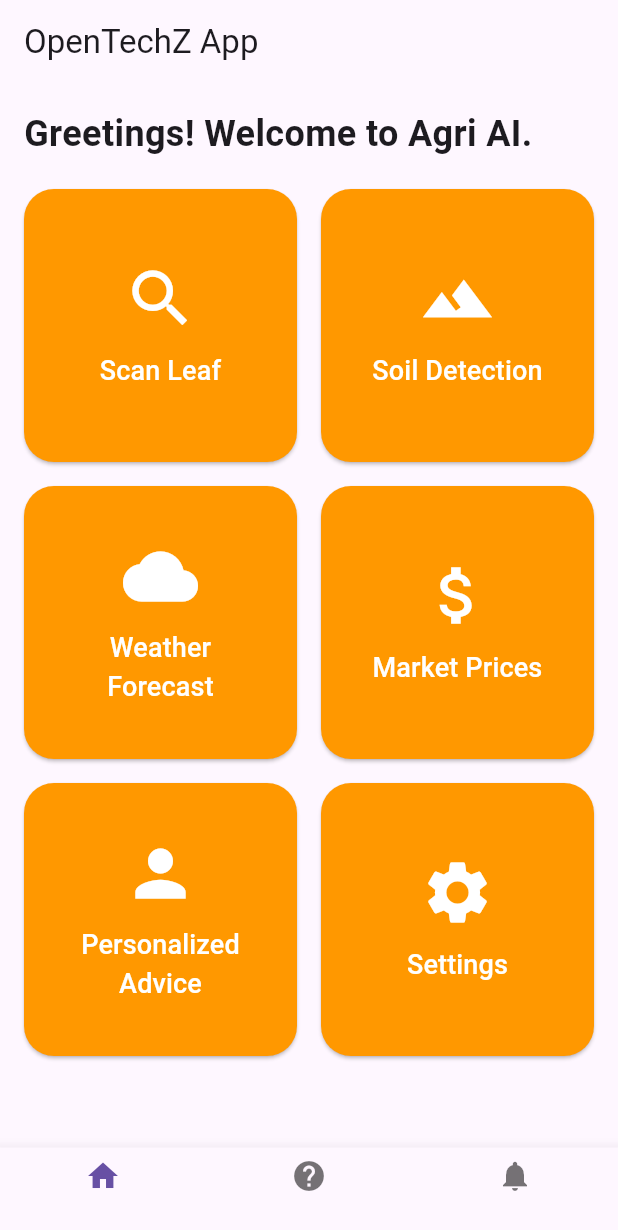
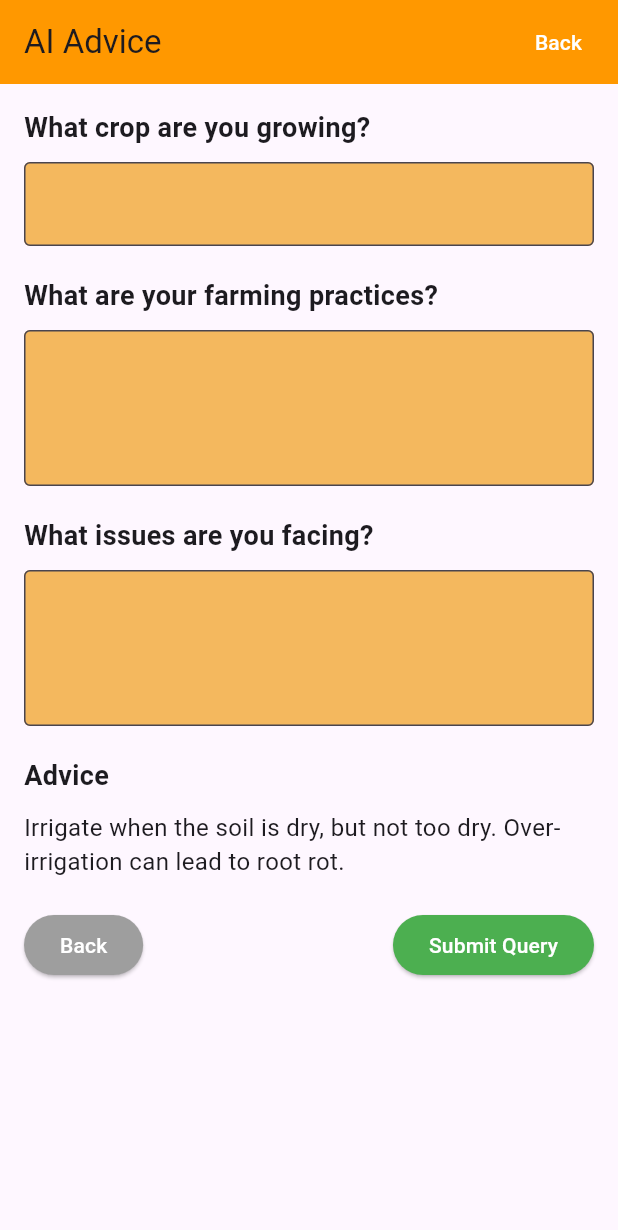
Before and after one commit to prow57/agri-assist-ai, a Flutter app: the screen it shows after launch, after a tap on "Personalized Advice", on a phone screen of 412 x 824 dp. Shown: the top 1230 px of the screen. Run offline on Flutter 3.47's test engine with Material 3 defaults, Android fonts, the phone set to English and light mode, and no system bars.

Commit message:
personalized advice page

```diff
--- /dev/null
+++ b/agrifrontend/lib/AI pages/pesrnalized_advice_page.dart
@@ -0,0 +1,134 @@
+// lib/personalized_advice_page.dart
+import 'package:flutter/material.dart';
+
+class PersonalizedAdvicePage extends StatelessWidget {
+  const PersonalizedAdvicePage({super.key});
+
+  @override
+  Widget build(BuildContext context) {
+    return Scaffold(
+      appBar: AppBar(
+        title: const Text('AI Advice'),
+        automaticallyImplyLeading: false,
+        backgroundColor: Colors.orange,
+        actions: [
+          ElevatedButton(
+            onPressed: () {
+              Navigator.pop(context);
+            },
+            style: ElevatedButton.styleFrom(
+              backgroundColor: Colors.orange,
+              elevation: 0,
+            ),
+            child: const Text(
+              'Back',
+              style: TextStyle(color: Colors.white),
+            ),
+          ),
+        ],
+      ),
+      body: SingleChildScrollView(
+        child: Padding(
+          padding: const EdgeInsets.all(16.0),
+          child: Column(
+            crossAxisAlignment: CrossAxisAlignment.start,
+            children: [
+              const Text(
+                'What crop are you growing?',
+                style: TextStyle(fontSize: 18.0, fontWeight: FontWeight.bold),
+              ),
+              const SizedBox(height: 10.0),
+              const TextField(
+                style:
+                    TextStyle(color: Colors.white), // Set text color to white
+                decoration: InputDecoration(
+                  filled: true,
+                  fillColor: Color.fromARGB(255, 244, 184, 94),
+                  border: OutlineInputBorder(),
+                ),
+              ),
+              const SizedBox(height: 20.0),
+              const Text(
+                'What are your farming practices?',
+                style: TextStyle(fontSize: 18.0, fontWeight: FontWeight.bold),
+              ),
+              const SizedBox(height: 10.0),
+              const TextField(
+                style:
+                    TextStyle(color: Colors.white), // Set text color to white
+                maxLines: 3,
+                decoration: InputDecoration(
+                  filled: true,
+                  fillColor: Color.fromARGB(255, 244, 184, 94),
+                  border: OutlineInputBorder(),
+                ),
+              ),
+              const SizedBox(height: 20.0),
+              const Text(
+                'What issues are you facing?',
+                style: TextStyle(fontSize: 18.0, fontWeight: FontWeight.bold),
+              ),
+              const SizedBox(height: 10.0),
+              const TextField(
+                style:
+                    TextStyle(color: Colors.white), // Set text color to white
+                maxLines: 3,
+                decoration: InputDecoration(
+                  filled: true,
+                  fillColor: Color.fromARGB(255, 244, 184, 94),
+                  border: OutlineInputBorder(),
+                ),
+              ),
+              const SizedBox(height: 20.0),
+              const Text(
+                'Advice',
+                style: TextStyle(fontSize: 18.0, fontWeight: FontWeight.bold),
+              ),
+              const SizedBox(height: 10.0),
+              const Text(
+                'Irrigate when the soil is dry, but not too dry. Over-irrigation can lead to root rot.',
+                style: TextStyle(fontSize: 16.0),
+              ),
+              const SizedBox(height: 20.0), // Added space for the buttons
+              Row(
+                mainAxisAlignment: MainAxisAlignment.spaceBetween,
+                children: [
+                  ElevatedButton(
+                    onPressed: () {
+                      Navigator.pop(context);
+                    },
+                    style: ElevatedButton.styleFrom(
+                      backgroundColor: Colors.grey,
+                      shape: RoundedRectangleBorder(
+                        borderRadius: BorderRadius.circular(20.0),
+                      ),
+                    ),
+                    child: const Text(
+                      'Back',
+                      style: TextStyle(
+                          color: Colors.white), // Set text color to white
+                    ),
+                  ),
+                  ElevatedButton(
+                    onPressed: () {},
+                    style: ElevatedButton.styleFrom(
+                      backgroundColor: Colors.green,
+                      shape: RoundedRectangleBorder(
+                        borderRadius: BorderRadius.circular(20.0),
+                      ),
+                    ),
+                    child: const Text(
+                      'Submit Query',
+                      style: TextStyle(
+                          color: Colors.white), // Set text color to white
+                    ),
+                  ),
+                ],
+              ),
+            ],
+          ),
+        ),
+      ),
+    );
+  }
+}
--- a/agrifrontend/lib/home/home_page.dart
+++ b/agrifrontend/lib/home/home_page.dart
@@ -1,4 +1,5 @@
 // lib/home_page.dart
+import 'package:agrifrontend/AI%20pages/pesrnalized_advice_page.dart';
 import 'package:flutter/material.dart';
 
 class HomePage extends StatefulWidget {
@@ -30,13 +31,36 @@ class _HomePageState extends State<HomePage> {
                 crossAxisCount: 2,
                 crossAxisSpacing: 16.0,
                 mainAxisSpacing: 16.0,
-                children: const [
-                  CustomButton(icon: Icons.search, label: 'Scan Leaf'),
-                  CustomButton(icon: Icons.landscape, label: 'Soil Detection'),
-                  CustomButton(icon: Icons.cloud, label: 'Weather Forecast'),
-                  CustomButton(icon: Icons.attach_money, label: 'Market Prices'),
-                  CustomButton(icon: Icons.person, label: 'Personalized Advice'),
-                  CustomButton(icon: Icons.settings, label: 'Settings'),
+                children: [
+                  CustomButton(
+                      icon: Icons.search, label: 'Scan Leaf', onPressed: () {}),
+                  CustomButton(
+                      icon: Icons.landscape,
+                      label: 'Soil Detection',
+                      onPressed: () {}),
+                  CustomButton(
+                      icon: Icons.cloud,
+                      label: 'Weather Forecast',
+                      onPressed: () {}),
+                  CustomButton(
+                      icon: Icons.attach_money,
+                      label: 'Market Prices',
+                      onPressed: () {}),
+                  CustomButton(
+                      icon: Icons.person,
+                      label: 'Personalized Advice',
+                      onPressed: () {
+                        Navigator.push(
+                          context,
+                          MaterialPageRoute(
+                              builder: (context) =>
+                                  const PersonalizedAdvicePage()),
+                        );
+                      }),
+                  CustomButton(
+                      icon: Icons.settings,
+                      label: 'Settings',
+                      onPressed: () {}),
                 ],
               ),
             ),
@@ -66,17 +90,19 @@ class _HomePageState extends State<HomePage> {
 class CustomButton extends StatelessWidget {
   final IconData icon;
   final String label;
+  final VoidCallback onPressed;
 
   const CustomButton({
     super.key,
     required this.icon,
     required this.label,
+    required this.onPressed,
   });
 
   @override
   Widget build(BuildContext context) {
     return ElevatedButton(
-      onPressed: () {},
+      onPressed: onPressed,
       style: ElevatedButton.styleFrom(
         backgroundColor: Colors.orange,
         shape: RoundedRectangleBorder(
```
